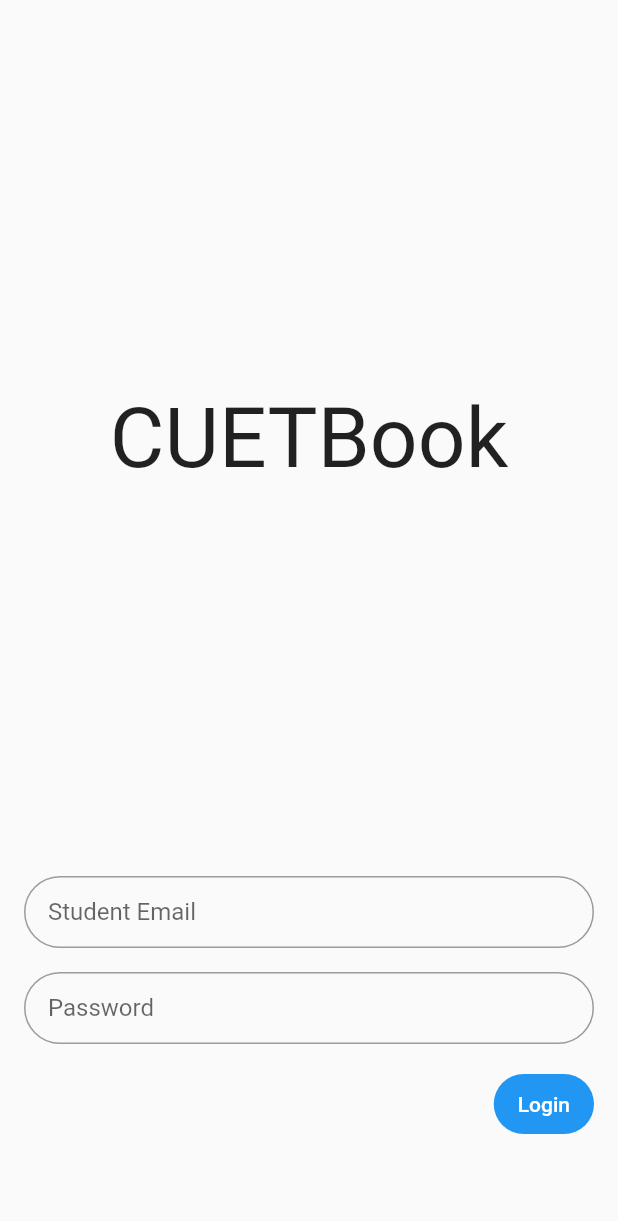
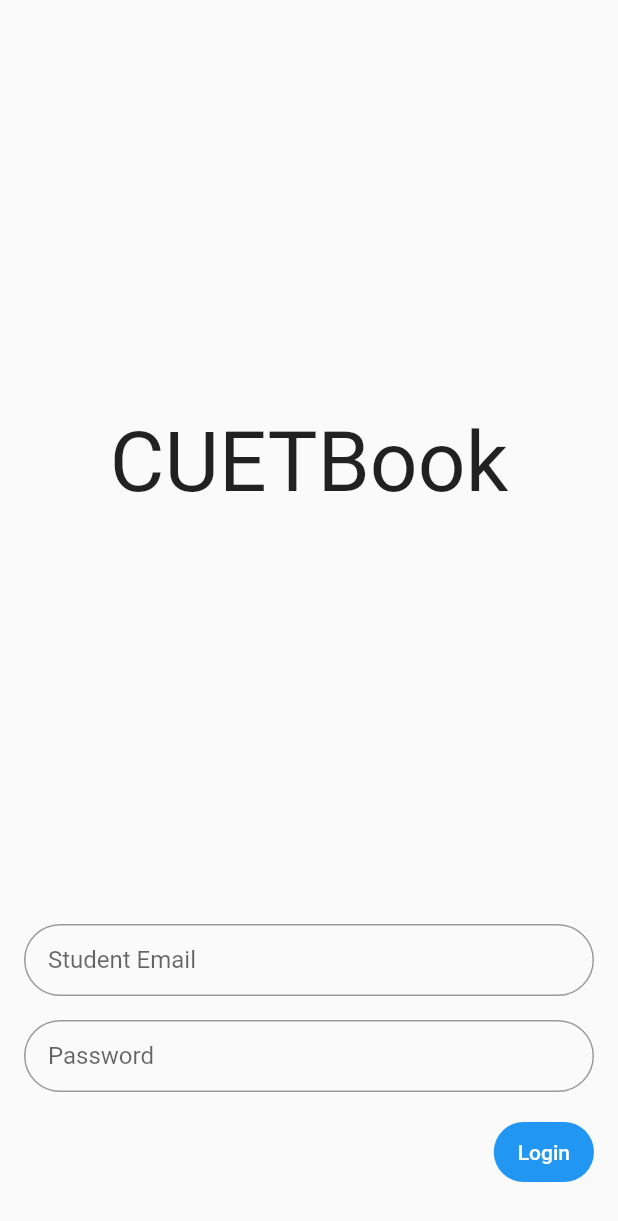
Before and after one commit to cuet-dev-corpse/cuet_book, a Flutter app: the screen it shows after launch, on a phone screen of 412 x 824 dp. Shown: the top 1221 px of the screen. Run offline on Flutter 3.47's test engine with Material 2 defaults, Android fonts, the phone set to English and light mode, and no system bars.

Commit message:
Make the spacing at the bottom smaller from 64 to 32

```diff
--- a/lib/screens/login_screen.dart
+++ b/lib/screens/login_screen.dart
@@ -41,7 +41,7 @@ class _LoginScreenState extends State<LoginScreen> {
                 formKey.currentState?.validate();
               },
               child: const Text("Login")),
-          const SizedBox(height: 64),
+          const SizedBox(height: 32),
         ],
       ),
     );
```
